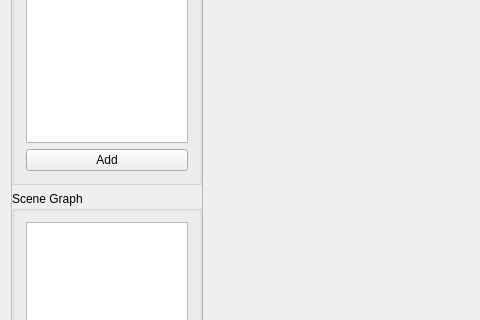
This is SceneEditor/ui/MainWindow.ui in dac456/canis as Qt 5 draws it before an edit; both pictures show x 0 to 480 and y 120 to 440 of the 756 by 574 pixel window. The edited form follows.
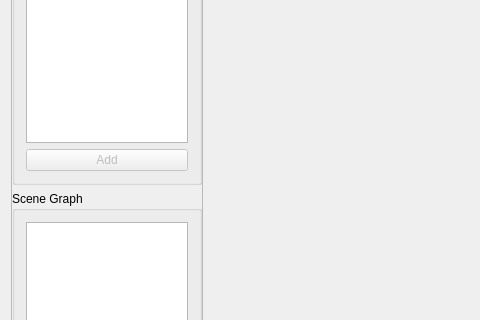
This is the edited form. Icons and pictures are not drawn. Custom widgets are drawn as their Qt base class.

```diff
--- a/SceneEditor/ui/MainWindow.ui
+++ b/SceneEditor/ui/MainWindow.ui
@@ -68,7 +68,7 @@
             <item>
              <widget class="QPushButton" name="addEntityButton">
               <property name="enabled">
-               <bool>true</bool>
+               <bool>false</bool>
               </property>
               <property name="text">
                <string>Add</string>
```
Left out of the diff: 6 changed lines with no effect on the pictures.
